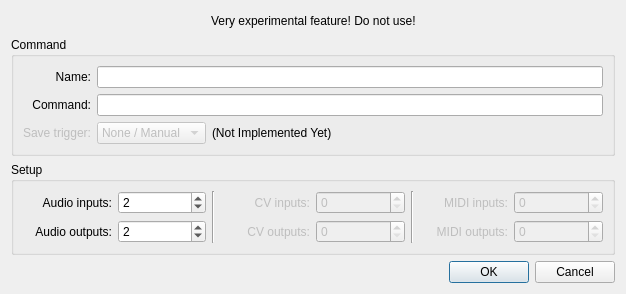
Old version of the form resources/ui/carla_add_jack.ui in the repository falkTX/Carla.
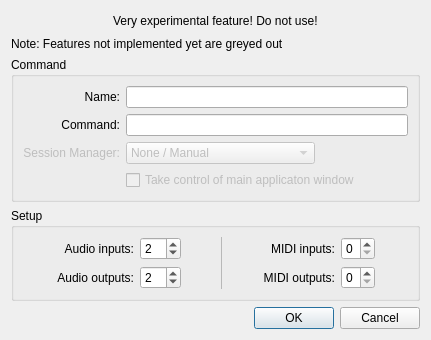
New version of the form. Icons and pictures are not drawn.

Commit message: Jack apps can't do CV (need full info on register); Other tweaks

```diff
--- a/resources/ui/carla_add_jack.ui
+++ b/resources/ui/carla_add_jack.ui
@@ -6,8 +6,8 @@
    <rect>
     <x>0</x>
     <y>0</y>
-    <width>626</width>
-    <height>274</height>
+    <width>414</width>
+    <height>306</height>
    </rect>
   </property>
   <property name="windowTitle">
@@ -89,6 +89,13 @@
      </item>
     </layout>
    </item>
+   <item>
+    <widget class="QLabel" name="label_9">
+     <property name="text">
+      <string>Note: Features not implemented yet are greyed out</string>
+     </property>
+    </widget>
+   </item>
    <item>
     <widget class="QGroupBox" name="group_command">
      <property name="title">
@@ -114,68 +121,90 @@
          <bool>false</bool>
         </property>
         <property name="text">
-         <string>Save trigger:</string>
+         <string>Session Manager:</string>
         </property>
         <property name="alignment">
          <set>Qt::AlignRight|Qt::AlignTrailing|Qt::AlignVCenter</set>
         </property>
        </widget>
       </item>
-      <item row="2" column="1">
-       <widget class="QComboBox" name="cb_save_trigger">
-        <property name="enabled">
-         <bool>false</bool>
-        </property>
-        <item>
-         <property name="text">
-          <string>None / Manual</string>
-         </property>
-        </item>
-        <item>
-         <property name="text">
-          <string>SIGUSR1</string>
-         </property>
-        </item>
-        <item>
-         <property name="text">
-          <string>NSM</string>
-         </property>
-        </item>
-       </widget>
-      </item>
       <item row="2" column="3">
        <spacer name="horizontalSpacer_3">
         <property name="orientation">
          <enum>Qt::Horizontal</enum>
         </property>
+        <property name="sizeType">
+         <enum>QSizePolicy::Ignored</enum>
+        </property>
         <property name="sizeHint" stdset="0">
          <size>
-          <width>274</width>
+          <width>87</width>
           <height>1</height>
          </size>
         </property>
        </spacer>
       </item>
-      <item row="2" column="2">
-       <widget class="QLabel" name="label_9">
-        <property name="text">
-         <string>(Not Implemented Yet)</string>
-        </property>
-       </widget>
-      </item>
-      <item row="0" column="0">
-       <widget class="QLabel" name="label_10">
-        <property name="text">
-         <string>Name:</string>
-        </property>
-        <property name="alignment">
-         <set>Qt::AlignRight|Qt::AlignTrailing|Qt::AlignVCenter</set>
-        </property>
-       </widget>
-      </item>
       <item row="0" column="1" colspan="3">
        <widget class="QLineEdit" name="le_name"/>
       </item>
+      <item row="0" column="0">
+       <widget class="QLabel" name="label_10">
+        <property name="text">
+         <string>Name:</string>
+        </property>
+        <property name="alignment">
+         <set>Qt::AlignRight|Qt::AlignTrailing|Qt::AlignVCenter</set>
+        </property>
+       </widget>
+      </item>
+      <item row="3" column="1" colspan="3">
+       <widget class="QCheckBox" name="cb_manage_window">
+        <property name="enabled">
+         <bool>false</bool>
+        </property>
+        <property name="text">
+         <string>Take control of main applicaton window</string>
+        </property>
+       </widget>
+      </item>
+      <item row="2" column="1" colspan="2">
+       <widget class="QComboBox" name="cb_session_mgr">
+        <property name="enabled">
+         <bool>false</bool>
+        </property>
+        <item>
+         <property name="text">
+          <string>None / Manual</string>
+         </property>
+        </item>
+        <item>
+         <property name="text">
+          <string>LADISH (SIGUSR1)</string>
+         </property>
+        </item>
+        <item>
+         <property name="text">
+          <string>Non Session Manager (OSC)</string>
+         </property>
+        </item>
+       </widget>
+      </item>
+      <item row="3" column="0">
+       <spacer name="horizontalSpacer_4">
+        <property name="orientation">
+         <enum>Qt::Horizontal</enum>
+        </property>
+        <property name="sizeType">
+         <enum>QSizePolicy::Ignored</enum>
+        </property>
+        <property name="sizeHint" stdset="0">
+         <size>
+          <width>1</width>
+          <height>1</height>
+         </size>
+        </property>
+       </spacer>
+      </item>
      </layout>
     </widget>
    </item>
@@ -185,7 +214,72 @@
       <string>Setup</string>
      </property>
      <layout class="QGridLayout" name="gridLayout_2">
+      <item row="1" column="0">
+       <spacer name="horizontalSpacer_6">
+        <property name="orientation">
+         <enum>Qt::Horizontal</enum>
+        </property>
+        <property name="sizeHint" stdset="0">
+         <size>
+          <width>1</width>
+          <height>1</height>
+         </size>
+        </property>
+       </spacer>
+      </item>
+      <item row="1" column="8">
+       <spacer name="horizontalSpacer_16">
+        <property name="orientation">
+         <enum>Qt::Horizontal</enum>
+        </property>
+        <property name="sizeHint" stdset="0">
+         <size>
+          <width>1</width>
+          <height>1</height>
+         </size>
+        </property>
+       </spacer>
+      </item>
+      <item row="1" column="3">
+       <spacer name="horizontalSpacer_8">
+        <property name="orientation">
+         <enum>Qt::Horizontal</enum>
+        </property>
+        <property name="sizeHint" stdset="0">
+         <size>
+          <width>1</width>
+          <height>1</height>
+         </size>
+        </property>
+       </spacer>
+      </item>
       <item row="0" column="0">
+       <spacer name="horizontalSpacer_5">
+        <property name="orientation">
+         <enum>Qt::Horizontal</enum>
+        </property>
+        <property name="sizeHint" stdset="0">
+         <size>
+          <width>1</width>
+          <height>1</height>
+         </size>
+        </property>
+       </spacer>
+      </item>
+      <item row="0" column="5">
+       <spacer name="horizontalSpacer_13">
+        <property name="orientation">
+         <enum>Qt::Horizontal</enum>
+        </property>
+        <property name="sizeHint" stdset="0">
+         <size>
+          <width>1</width>
+          <height>1</height>
+         </size>
+        </property>
+       </spacer>
+      </item>
+      <item row="0" column="1">
        <widget class="QLabel" name="label_3">
         <property name="text">
          <string>Audio inputs:</string>
@@ -195,7 +289,7 @@
         </property>
        </widget>
       </item>
-      <item row="0" column="1">
+      <item row="0" column="2">
        <widget class="QSpinBox" name="sb_audio_ins">
         <property name="maximum">
          <number>64</number>
@@ -205,38 +299,14 @@
         </property>
        </widget>
       </item>
-      <item row="0" column="2" rowspan="2">
+      <item row="0" column="4" rowspan="2">
        <widget class="Line" name="line">
-        <property name="orientation">
-         <enum>Qt::Vertical</enum>
+        <property name="lineWidth">
+         <number>0</number>
         </property>
-       </widget>
-      </item>
-      <item row="0" column="3">
-       <widget class="QLabel" name="label_5">
-        <property name="enabled">
-         <bool>false</bool>
+        <property name="midLineWidth">
+         <number>1</number>
         </property>
-        <property name="text">
-         <string>CV inputs:</string>
-        </property>
-        <property name="alignment">
-         <set>Qt::AlignRight|Qt::AlignTrailing|Qt::AlignVCenter</set>
-        </property>
-       </widget>
-      </item>
-      <item row="0" column="4">
-       <widget class="QSpinBox" name="sb_cv_ins">
-        <property name="enabled">
-         <bool>false</bool>
-        </property>
-        <property name="maximum">
-         <number>64</number>
-        </property>
-       </widget>
-      </item>
-      <item row="0" column="5" rowspan="2">
-       <widget class="Line" name="line_2">
         <property name="orientation">
          <enum>Qt::Vertical</enum>
         </property>
@@ -245,7 +315,7 @@
       <item row="0" column="6">
        <widget class="QLabel" name="label_7">
         <property name="enabled">
-         <bool>false</bool>
+         <bool>true</bool>
         </property>
         <property name="text">
          <string>MIDI inputs:</string>
@@ -258,14 +328,14 @@
       <item row="0" column="7">
        <widget class="QSpinBox" name="sb_midi_ins">
         <property name="enabled">
-         <bool>false</bool>
+         <bool>true</bool>
         </property>
         <property name="maximum">
-         <number>16</number>
+         <number>1</number>
         </property>
        </widget>
       </item>
-      <item row="1" column="0">
+      <item row="1" column="1">
        <widget class="QLabel" name="label_4">
         <property name="text">
          <string>Audio outputs:</string>
@@ -275,7 +345,7 @@
         </property>
        </widget>
       </item>
-      <item row="1" column="1">
+      <item row="1" column="2">
        <widget class="QSpinBox" name="sb_audio_outs">
         <property name="maximum">
          <number>64</number>
@@ -285,33 +355,10 @@
         </property>
        </widget>
       </item>
-      <item row="1" column="3">
-       <widget class="QLabel" name="label_2">
-        <property name="enabled">
-         <bool>false</bool>
-        </property>
-        <property name="text">
-         <string>CV outputs:</string>
-        </property>
-        <property name="alignment">
-         <set>Qt::AlignRight|Qt::AlignTrailing|Qt::AlignVCenter</set>
-        </property>
-       </widget>
-      </item>
-      <item row="1" column="4">
-       <widget class="QSpinBox" name="sb_cv_outs">
-        <property name="enabled">
-         <bool>false</bool>
-        </property>
-        <property name="maximum">
-         <number>64</number>
-        </property>
-       </widget>
-      </item>
       <item row="1" column="6">
        <widget class="QLabel" name="label_8">
         <property name="enabled">
-         <bool>false</bool>
+         <bool>true</bool>
         </property>
         <property name="text">
          <string>MIDI outputs:</string>
@@ -324,13 +371,52 @@
       <item row="1" column="7">
        <widget class="QSpinBox" name="sb_midi_outs">
         <property name="enabled">
-         <bool>false</bool>
+         <bool>true</bool>
         </property>
         <property name="maximum">
-         <number>16</number>
+         <number>1</number>
         </property>
        </widget>
       </item>
+      <item row="0" column="3">
+       <spacer name="horizontalSpacer_7">
+        <property name="orientation">
+         <enum>Qt::Horizontal</enum>
+        </property>
+        <property name="sizeHint" stdset="0">
+         <size>
+          <width>1</width>
+          <height>1</height>
+         </size>
+        </property>
+       </spacer>
+      </item>
+      <item row="0" column="8">
+       <spacer name="horizontalSpacer_15">
+        <property name="orientation">
+         <enum>Qt::Horizontal</enum>
+        </property>
+        <property name="sizeHint" stdset="0">
+         <size>
+          <width>1</width>
+          <height>1</height>
+         </size>
+        </property>
+       </spacer>
+      </item>
+      <item row="1" column="5">
+       <spacer name="horizontalSpacer_14">
+        <property name="orientation">
+         <enum>Qt::Horizontal</enum>
+        </property>
+        <property name="sizeHint" stdset="0">
+         <size>
+          <width>1</width>
+          <height>1</height>
+         </size>
+        </property>
+       </spacer>
+      </item>
      </layout>
     </widget>
    </item>
```
The commit also changes 3 other files.
